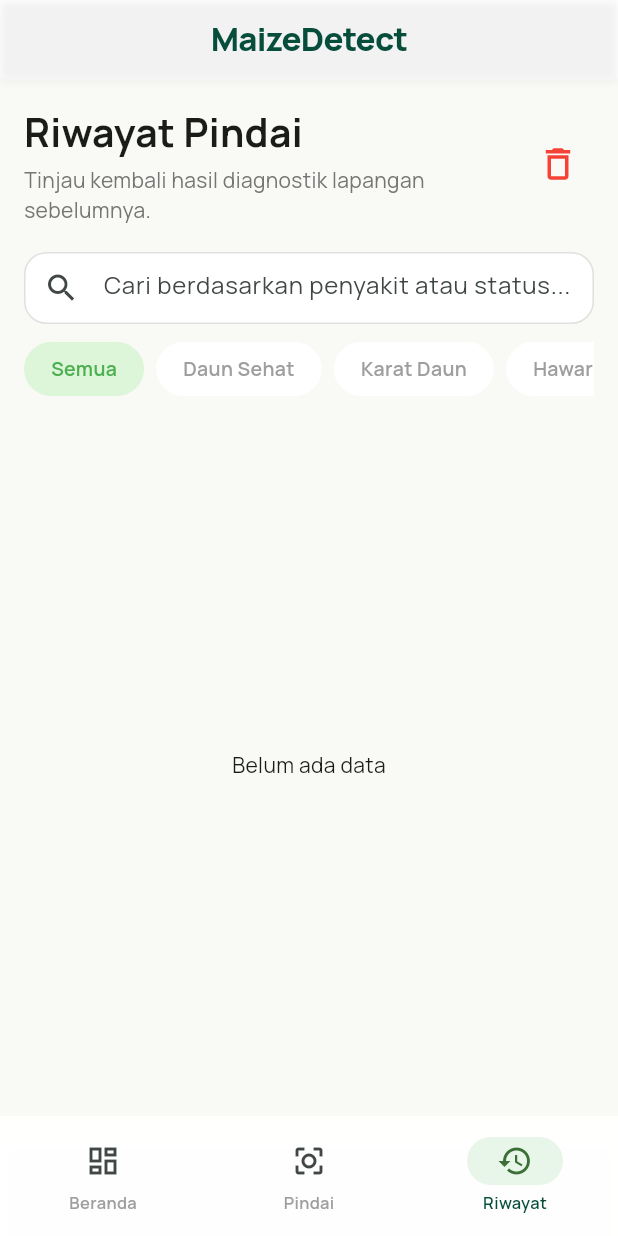
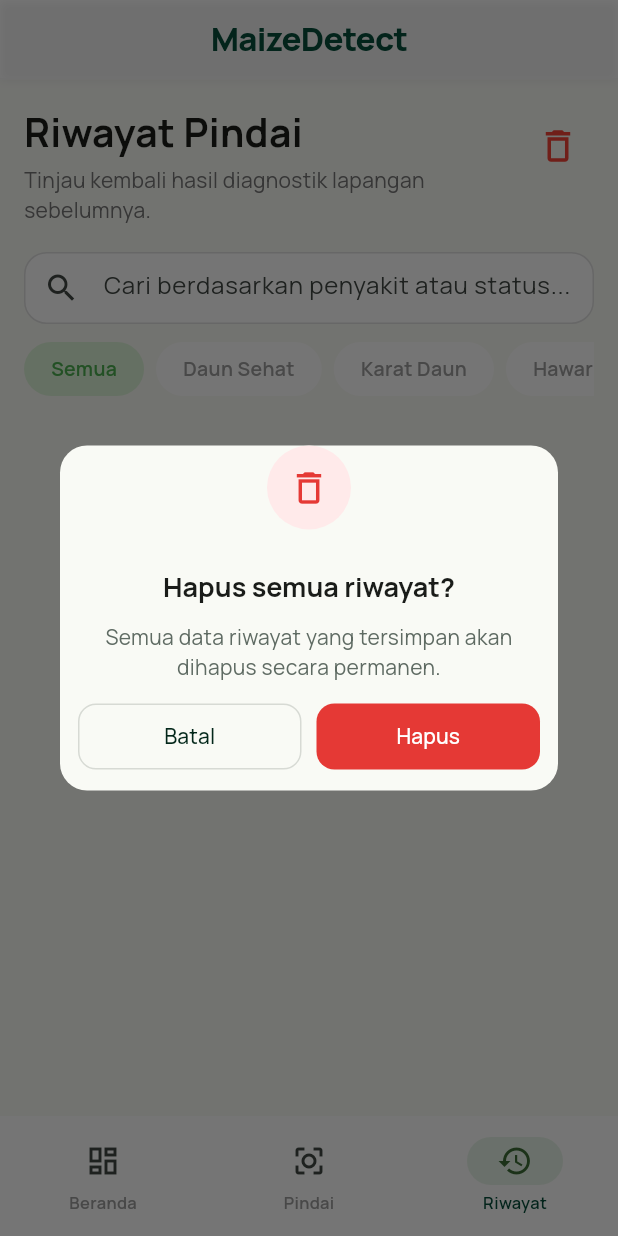
Before and after one commit to aaril011/maizedetect, a Flutter app: the screen it shows after launch, item 3 of the bottom bar chosen, after a tap on the "delete outline" icon, on a phone screen of 412 x 824 dp. Run offline on Flutter 3.47's test engine with Material 3 defaults, Android fonts, the phone set to English and light mode, and no system bars; our stand-ins replace camera, geolocator, google_fonts, image_picker, shared_preferences; network calls fail.

Commit message:
perubahan tampilan dan update fitur

```diff
--- a/lib/history_screen.dart
+++ b/lib/history_screen.dart
@@ -85,6 +85,93 @@ class _HistoryScreenState extends State<HistoryScreen> {
     await HistoryService.instance.clear();
   }
 
+  Future<void> _confirmDeleteAll() async {
+    final shouldDelete = await showDialog<bool>(
+      context: context,
+      builder: (context) {
+        return AlertDialog(
+          shape: RoundedRectangleBorder(
+            borderRadius: BorderRadius.circular(18),
+          ),
+          titlePadding: const EdgeInsets.fromLTRB(20, 18, 20, 0),
+          contentPadding: const EdgeInsets.fromLTRB(20, 12, 20, 0),
+          actionsPadding: const EdgeInsets.fromLTRB(12, 12, 12, 12),
+          iconPadding: const EdgeInsets.only(bottom: 8),
+          icon: Container(
+            width: 56,
+            height: 56,
+            decoration: const BoxDecoration(
+              color: Color(0xFFFFEAEA),
+              shape: BoxShape.circle,
+            ),
+            child: const Icon(
+              Icons.delete_outline,
+              color: Color(0xFFE53935),
+              size: 28,
+            ),
+          ),
+          title: const Text(
+            'Hapus semua riwayat?',
+            textAlign: TextAlign.center,
+            style: TextStyle(
+              fontSize: 18,
+              fontWeight: FontWeight.w700,
+            ),
+          ),
+          content: const Text(
+            'Semua data riwayat yang tersimpan akan dihapus secara permanen.',
+            textAlign: TextAlign.center,
+            style: TextStyle(
+              fontSize: 14,
+              color: Color(0xFF5F6B63),
+            ),
+          ),
+          actions: [
+            SizedBox(
+              width: double.infinity,
+              child: Row(
+                children: [
+                  Expanded(
+                    child: OutlinedButton(
+                      style: OutlinedButton.styleFrom(
+                        side: const BorderSide(color: Color(0xFFD7DAD4)),
+                        shape: RoundedRectangleBorder(
+                          borderRadius: BorderRadius.circular(12),
+                        ),
+                        padding: const EdgeInsets.symmetric(vertical: 12),
+                      ),
+                      onPressed: () => Navigator.of(context).pop(false),
+                      child: const Text('Batal'),
+                    ),
+                  ),
+                  const SizedBox(width: 10),
+                  Expanded(
+                    child: FilledButton(
+                      style: FilledButton.styleFrom(
+                        backgroundColor: const Color(0xFFE53935),
+                        foregroundColor: Colors.white,
+                        shape: RoundedRectangleBorder(
+                          borderRadius: BorderRadius.circular(12),
+                        ),
+                        padding: const EdgeInsets.symmetric(vertical: 12),
+                      ),
+                      onPressed: () => Navigator.of(context).pop(true),
+                      child: const Text('Hapus'),
+                    ),
+                  ),
+                ],
+              ),
+            ),
+          ],
+        );
+      },
+    );
+
+    if (shouldDelete == true) {
+      await deleteAll();
+    }
+  }
+
   void _openInsights(ScanRecord item) {
     Navigator.of(context).push(
       MaterialPageRoute(
@@ -117,6 +204,7 @@ class _HistoryScreenState extends State<HistoryScreen> {
                 crossAxisAlignment: CrossAxisAlignment.start,
                 children: [
                   Row(
+                    crossAxisAlignment: CrossAxisAlignment.start,
                     children: [
                       Expanded(
                         child: Column(
@@ -140,13 +228,16 @@ class _HistoryScreenState extends State<HistoryScreen> {
                           ],
                         ),
                       ),
-                      IconButton(
-                        icon: const Icon(
-                          Icons.delete_outline,
-                          color: Colors.red,
-                          size: 28,
+                      Padding(
+                        padding: const EdgeInsets.only(top: 4),
+                        child: IconButton(
+                          icon: const Icon(
+                            Icons.delete_outline,
+                            color: Colors.red,
+                            size: 28,
+                          ),
+                          onPressed: _confirmDeleteAll,
                         ),
-                        onPressed: deleteAll,
                       ),
                     ],
                   ),
```
